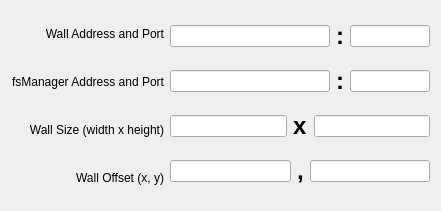
First picture: the form in src/thewall/generalsettingdialog.ui, repository sungwonnam/SAGENext, before the edit.
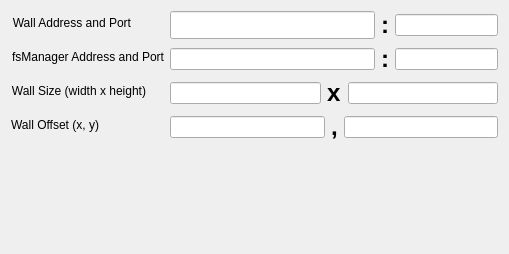
Second picture: the form after the edit.

Patch:
```diff
--- a/src/thewall/generalsettingdialog.ui
+++ b/src/thewall/generalsettingdialog.ui
@@ -6,20 +6,15 @@
    <rect>
     <x>0</x>
     <y>0</y>
-    <width>441</width>
-    <height>211</height>
+    <width>509</width>
+    <height>254</height>
    </rect>
   </property>
   <property name="windowTitle">
    <string>Form</string>
   </property>
-  <layout class="QHBoxLayout" name="horizontalLayout_5" stretch="1,3">
-   <item>
-    <layout class="QVBoxLayout" name="verticalLayout">
-     <property name="spacing">
-      <number>3</number>
-     </property>
-     <item>
+  <layout class="QFormLayout" name="formLayout">
+   <item row="0" column="0">
       <widget class="QLabel" name="label">
        <property name="text">
         <string>Wall Address and Port</string>
@@ -29,44 +24,20 @@
        </property>
       </widget>
      </item>
-     <item>
-      <widget class="QLabel" name="label_2">
-       <property name="text">
-        <string>fsManager Address and Port</string>
-       </property>
-       <property name="alignment">
-        <set>Qt::AlignRight|Qt::AlignTrailing|Qt::AlignVCenter</set>
-       </property>
-      </widget>
-     </item>
-     <item>
-      <widget class="QLabel" name="label_4">
-       <property name="text">
-        <string>Wall Size (width x height)</string>
-       </property>
-       <property name="alignment">
-        <set>Qt::AlignRight|Qt::AlignTrailing|Qt::AlignVCenter</set>
-       </property>
-      </widget>
-     </item>
-     <item>
-      <widget class="QLabel" name="label_3">
-       <property name="text">
-        <string>Wall Offset (x, y)</string>
-       </property>
-       <property name="alignment">
-        <set>Qt::AlignRight|Qt::AlignTrailing|Qt::AlignVCenter</set>
-       </property>
-      </widget>
-     </item>
-    </layout>
-   </item>
-   <item>
-    <layout class="QVBoxLayout" name="verticalLayout_2">
-     <item>
+   <item row="0" column="1">
       <layout class="QHBoxLayout" name="horizontalLayout" stretch="2,0,1">
        <item>
-        <widget class="QLineEdit" name="wallIPLineEdit"/>
+      <widget class="QLineEdit" name="wallIPLineEdit">
+       <property name="sizePolicy">
+        <sizepolicy hsizetype="Preferred" vsizetype="Preferred">
+         <horstretch>0</horstretch>
+         <verstretch>0</verstretch>
+        </sizepolicy>
+       </property>
+       <property name="alignment">
+        <set>Qt::AlignLeading|Qt::AlignLeft|Qt::AlignVCenter</set>
+       </property>
+      </widget>
        </item>
        <item>
         <widget class="QLabel" name="label_5">
@@ -87,7 +58,17 @@
        </item>
       </layout>
      </item>
-     <item>
+   <item row="1" column="0">
+    <widget class="QLabel" name="label_2">
+     <property name="text">
+      <string>fsManager Address and Port</string>
+     </property>
+     <property name="alignment">
+      <set>Qt::AlignRight|Qt::AlignTrailing|Qt::AlignVCenter</set>
+     </property>
+    </widget>
+   </item>
+   <item row="1" column="1">
       <layout class="QHBoxLayout" name="horizontalLayout_2" stretch="2,0,1">
        <item>
         <widget class="QLineEdit" name="fsManagerIPLineEdit"/>
@@ -111,7 +92,17 @@
        </item>
       </layout>
      </item>
-     <item>
+   <item row="2" column="0">
+    <widget class="QLabel" name="label_4">
+     <property name="text">
+      <string>Wall Size (width x height)</string>
+     </property>
+     <property name="alignment">
+      <set>Qt::AlignRight|Qt::AlignTrailing|Qt::AlignVCenter</set>
+     </property>
+    </widget>
+   </item>
+   <item row="2" column="1">
       <layout class="QHBoxLayout" name="horizontalLayout_3" stretch="1,0,1">
        <item>
         <widget class="QLineEdit" name="widthLineEdit"/>
@@ -135,7 +126,17 @@
        </item>
       </layout>
      </item>
-     <item>
+   <item row="3" column="0">
+    <widget class="QLabel" name="label_3">
+     <property name="text">
+      <string>Wall Offset (x, y)</string>
+     </property>
+     <property name="alignment">
+      <set>Qt::AlignRight|Qt::AlignTrailing|Qt::AlignVCenter</set>
+     </property>
+    </widget>
+   </item>
+   <item row="3" column="1">
       <layout class="QHBoxLayout" name="horizontalLayout_4" stretch="1,0,1">
        <item>
         <widget class="QLineEdit" name="offsetx"/>
@@ -156,8 +157,6 @@
        </item>
        <item>
         <widget class="QLineEdit" name="offsety"/>
-       </item>
-      </layout>
      </item>
     </layout>
    </item>
```
Lines whose indentation alone changed are shown as unchanged.
